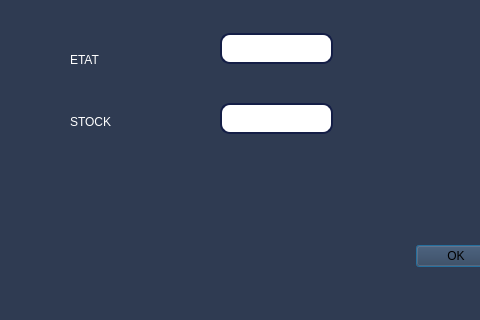
HyperDarkmoon/TVEmpire, file addequipment.ui: the form before one commit; both pictures show x 0 to 480 and y 218 to 538 of the 1012 by 538 pixel window.
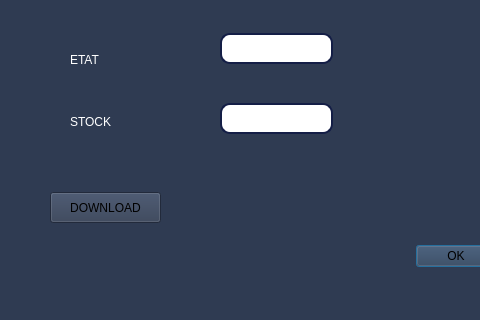
The form after the commit.

Commit message: added image to equipment

```diff
--- a/addequipment.ui
+++ b/addequipment.ui
@@ -193,6 +193,32 @@
 </string>
    </property>
   </widget>
+  <widget class="QPushButton" name="selectImageButton">
+   <property name="geometry">
+    <rect>
+     <x>50</x>
+     <y>410</y>
+     <width>111</width>
+     <height>31</height>
+    </rect>
+   </property>
+   <property name="text">
+    <string>DOWNLOAD</string>
+   </property>
+  </widget>
+  <widget class="QLabel" name="imageLabel">
+   <property name="geometry">
+    <rect>
+     <x>220</x>
+     <y>370</y>
+     <width>100</width>
+     <height>100</height>
+    </rect>
+   </property>
+   <property name="text">
+    <string/>
+   </property>
+  </widget>
  </widget>
  <resources/>
  <connections/>
```
The commit also changes 10 other files.
